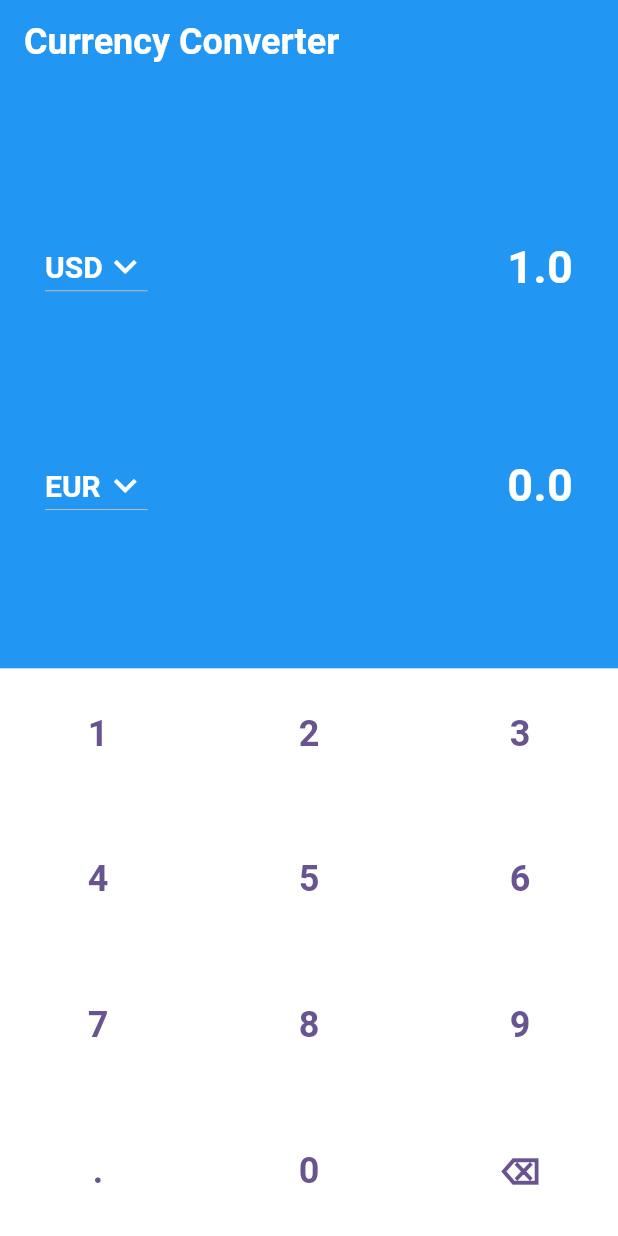
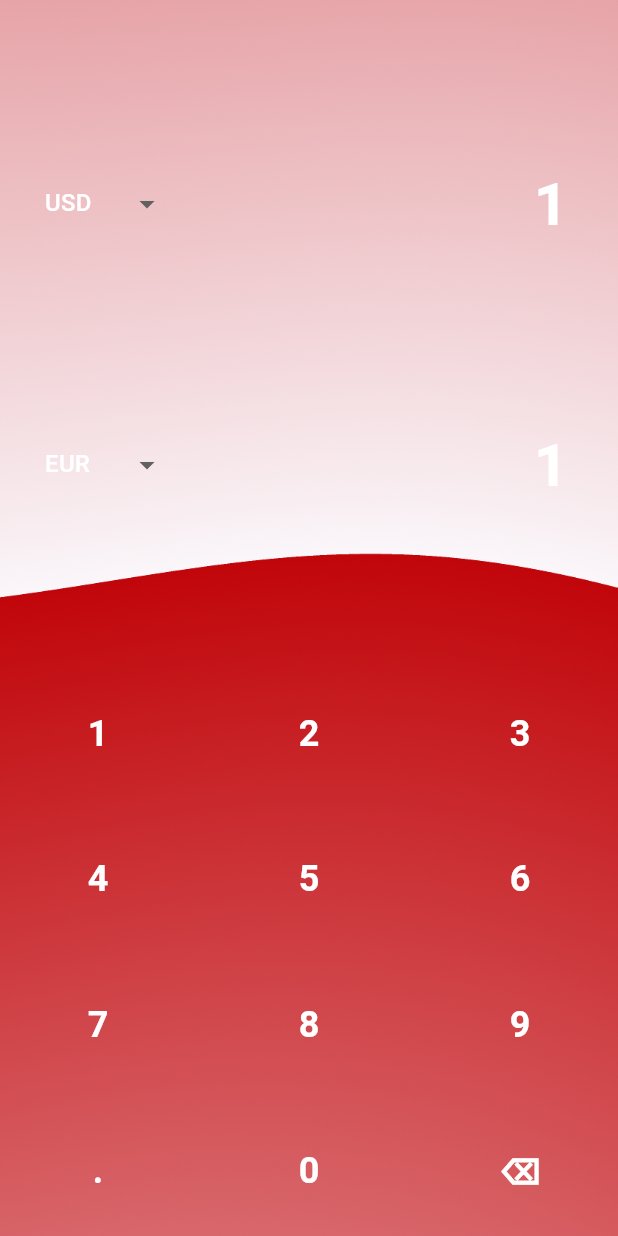
Before and after one commit to saedkhaled/currency_converter, a Flutter app: the ConverterPage screen opened directly, on a phone screen of 412 x 824 dp. Run offline on Flutter 3.47's test engine with Material 2 defaults, Android fonts, the phone set to English and light mode, and no system bars; drawn by our look-alikes of dropdown_button2; our stand-ins replace equatable, flutter_dotenv, get, get_it; network calls fail.

Commit message:
Fix styling and add background.

```diff
--- a/lib/modules/currency_converter/converter_controller.dart
+++ b/lib/modules/currency_converter/converter_controller.dart
@@ -1,19 +1,15 @@
 import 'package:currency_converter/modules/currency_converter/converter_service.dart';
+import 'package:flutter/material.dart';
 import 'package:get/get.dart';
 
 /// A Controller for the currency converter module.
 class ConverterController {
-  /// a responsive variable to hold the amount to convert
-  var amount = '1.0'.obs;
 
   /// a responsive variable to hold the currency to convert from
   var fromCurrency = 'USD'.obs;
 
   /// a responsive variable to hold the currency to convert to
   var toCurrency = 'EUR'.obs;
-
-  /// a responsive variable to hold the result of the conversion
-  var result = 0.0.obs;
 
   /// a responsive variable to hold the list of supported currencies
   var supportedCurrencies = <String>['USD', 'EUR'].obs;
@@ -26,6 +22,10 @@ class ConverterController {
 
   /// a responsive variable to hold the loading state
   var isLoading = false.obs;
+
+  TextEditingController valueController = TextEditingController(text: '1');
+
+  TextEditingController resultController = TextEditingController(text: '1');
 
   /// a constructor to initialize the supported currencies and conversion rates
   ConverterController() {
@@ -79,26 +79,26 @@ class ConverterController {
   /// and updates the [result] variable
   convert() {
     final rate = conversionRates.value[toCurrency.value];
-    final amountDouble = double.tryParse(amount.value);
+    final amountDouble = double.tryParse(valueController.text);
     if (rate != null && amountDouble != null) {
-      result.value = (amountDouble * rate).toPrecision(4);
+      resultController.text = (amountDouble * rate).toPrecision(4).toString();
     } else {
-      result.value = 0.0;
+      resultController.text = 0.0.toString();
     }
   }
 
   /// handles the key press events from the keyboard and updates the [amount] variable
   onKeyPressed(value) {
     if (value == '⌫') {
-      if (amount.value.isNotEmpty) {
-        amount.value = amount.value.substring(0, amount.value.length - 1);
+      if (valueController.text.isNotEmpty) {
+        valueController.text = valueController.text.substring(0, valueController.text.length - 1);
       }
     } else if (value == '.') {
-      if (!amount.value.contains('.')) {
-        amount.value += value;
+      if (!valueController.text.contains('.')) {
+        valueController.text += value;
       }
     } else {
-      amount.value += value;
+      valueController.text += value;
     }
     convert();
   }
--- a/lib/modules/currency_converter/converter_page.dart
+++ b/lib/modules/currency_converter/converter_page.dart
@@ -31,16 +31,15 @@ class _ConverterPageState extends State<ConverterPage> {
 
   @override
   Widget build(BuildContext context) {
-    return Scaffold(
-      backgroundColor: Colors.blue,
-      appBar: AppBar(
-        backgroundColor: Colors.blue,
-        title: const Text(
-          'Currency Converter',
-          style: TextStyle(
-              fontSize: 24, color: Colors.white, fontWeight: FontWeight.bold),
+    return Container(
+      decoration: const BoxDecoration(
+        image: DecorationImage(
+          fit: BoxFit.cover,
+          image: AssetImage('assets/images/bg.png'),
         ),
       ),
+      child: Scaffold(
+        backgroundColor: Colors.transparent,
         body: Column(
           children: <Widget>[
             Expanded(
@@ -62,7 +61,7 @@ class _ConverterPageState extends State<ConverterPage> {
                               selectedCurrency: _controller.fromCurrency.value,
                               onCurrencyChanged:
                                   _controller.onFromCurrencyChanged,
-                            amount: _controller.amount.value.toString(),
+                              controller: _controller.valueController,
                             ),
                           ),
                           Obx(
@@ -71,7 +70,7 @@ class _ConverterPageState extends State<ConverterPage> {
                               currencies: _controller.supportedCurrencies.value,
                               selectedCurrency: _controller.toCurrency.value,
                               onCurrencyChanged: _controller.onToCurrencyChanged,
-                            amount: _controller.result.value.toString(),
+                              controller: _controller.resultController,
                             ),
                           ),
                         ],
@@ -84,6 +83,7 @@ class _ConverterPageState extends State<ConverterPage> {
             NumPad(onKeyPressed: (value) => _controller.onKeyPressed(value)),
           ],
         ),
+      ),
     );
   }
 }
--- a/lib/my_app.dart
+++ b/lib/my_app.dart
@@ -1,4 +1,5 @@
 import 'package:flutter/material.dart';
+
 import 'ui/home_page.dart';
 
 class MyApp extends StatelessWidget {
@@ -12,7 +13,7 @@ class MyApp extends StatelessWidget {
         colorScheme: ColorScheme.fromSeed(seedColor: Colors.deepPurple),
         useMaterial3: true,
       ),
-      home: const MyHomePage(title: 'Flutter Demo Home Page'),
+      home: const MyHomePage(),
     );
   }
 }
--- a/lib/ui/home_page.dart
+++ b/lib/ui/home_page.dart
@@ -1,23 +1,21 @@
 import 'package:flutter/material.dart';
+
 import '../modules/currency_converter/converter_page.dart';
 
 class MyHomePage extends StatefulWidget {
-  const MyHomePage({super.key, required this.title});
-
-  final String title;
+  const MyHomePage({super.key});
 
   @override
   State<MyHomePage> createState() => _MyHomePageState();
 }
 
 class _MyHomePageState extends State<MyHomePage> {
-
   @override
   Widget build(BuildContext context) {
     return Scaffold(
-      backgroundColor: Colors.blue,
+      backgroundColor: Colors.red.shade800,
       appBar: AppBar(
-        backgroundColor: Colors.blue,
+        backgroundColor: Colors.red.shade800,
         title: const Text(
           'Currency Converter',
           style: TextStyle(
@@ -28,11 +26,17 @@ class _MyHomePageState extends State<MyHomePage> {
         child: Column(
           mainAxisAlignment: MainAxisAlignment.center,
           children: <Widget>[
+            const Icon(
+              Icons.currency_exchange_rounded,
+              size: 200,
+              color: Colors.white,
+            ),
+            const SizedBox(height: 80),
             TextButton(
               onPressed: () => Navigator.of(context).pushReplacement(
                   MaterialPageRoute(builder: (ctx) => const ConverterPage())),
               child: const Text(
-                'Start',
+                'Change',
                 style: TextStyle(fontSize: 50, color: Colors.white),
               ),
             ),
--- a/lib/ui/widgets/currency_dropdown.dart
+++ b/lib/ui/widgets/currency_dropdown.dart
@@ -1,11 +1,13 @@
+import 'package:dropdown_button2/dropdown_button2.dart';
 import 'package:flutter/material.dart';
 
 class CurrencyDropdown extends StatelessWidget {
   final List<String> currencies;
   final String selectedCurrency;
   final Function(String?) onCurrencyChanged;
+  final TextEditingController textEditingController = TextEditingController();
 
-  const CurrencyDropdown({
+  CurrencyDropdown({
     Key? key,
     required this.currencies,
     required this.selectedCurrency,
@@ -14,29 +16,88 @@ class CurrencyDropdown extends StatelessWidget {
 
   @override
   Widget build(BuildContext context) {
-    return DropdownButton<String>(
-      icon: const Icon(
-        Icons.keyboard_arrow_down,
-        size: 30,
+    return DropdownButtonHideUnderline(
+      child: DropdownButton2<String>(
+        isExpanded: true,
+        hint: const Text(
+          'Select Item',
+          style: TextStyle(
+            fontSize: 14,
             color: Colors.white,
           ),
-      dropdownColor: Colors.red,
+        ),
+        items: currencies
+            .map(
+              (item) => DropdownMenuItem(
+                value: item,
+                child: Text(
+                  item,
                   style: const TextStyle(
-        fontSize: 20,
-        fontWeight: FontWeight.bold,
+                    fontSize: 16,
                     color: Colors.white,
                   ),
-
-      items: currencies.map((String dropDownStringItem) {
-        return DropdownMenuItem<String>(
-          value: dropDownStringItem,
-          child: Row(
-            children: [Text(dropDownStringItem)],
                 ),
-        );
-      }).toList(),
+              ),
+            )
+            .toList(),
+        value: selectedCurrency,
         onChanged: (value) => onCurrencyChanged(value),
-      value: selectedCurrency,
+        buttonStyleData:  const ButtonStyleData(
+          height: 40,
+          width: 80,
+        ),
+        dropdownStyleData: DropdownStyleData(
+          maxHeight: 400,
+          width: 200,
+          decoration: BoxDecoration(
+            borderRadius: const BorderRadius.all(Radius.circular(8)),
+            color: Colors.red.shade800,
+          ),
+        ),
+        menuItemStyleData: const MenuItemStyleData(
+          height: 30,
+        ),
+        dropdownSearchData: DropdownSearchData(
+          searchController: textEditingController,
+          searchInnerWidgetHeight: 50,
+          searchInnerWidget: Container(
+            height: 50,
+            padding: const EdgeInsets.only(
+              top: 8,
+              bottom: 4,
+              right: 8,
+              left: 8,
+            ),
+            child: TextFormField(
+              expands: true,
+              maxLines: null,
+              controller: textEditingController,
+              style: const TextStyle(
+                fontSize: 14,
+                color: Colors.white,
+              ),
+              decoration: InputDecoration(
+                isDense: true,
+                contentPadding: const EdgeInsets.symmetric(
+                  horizontal: 10,
+                  vertical: 8,
+                ),
+                hintText: 'Search',
+                hintStyle: const TextStyle(fontSize: 14, color: Colors.white),
+                border: OutlineInputBorder(
+                  borderRadius: BorderRadius.circular(8),
+                ),
+              ),
+            ),
+          ),
+        ),
+        //This to clear the search value when you close the menu
+        onMenuStateChange: (isOpen) {
+          if (!isOpen) {
+            textEditingController.clear();
+          }
+        },
+      ),
     );
   }
 }
--- a/lib/ui/widgets/currency_row.dart
+++ b/lib/ui/widgets/currency_row.dart
@@ -7,16 +7,16 @@ class CurrencyRow extends StatelessWidget {
   final List<String> currencies;
   final String selectedCurrency;
   final Function(String?) onCurrencyChanged;
-  final String amount;
   final bool isLoading;
+  final TextEditingController controller;
 
   const CurrencyRow({
     Key? key,
     required this.currencies,
     required this.selectedCurrency,
     required this.onCurrencyChanged,
-    required this.amount,
     required this.isLoading,
+    required this.controller,
   }) : super(key: key);
 
   @override
@@ -40,12 +40,27 @@ class CurrencyRow extends StatelessWidget {
                   selectedCurrency: selectedCurrency,
                   onCurrencyChanged: onCurrencyChanged,
                 ),
-                Text(
-                  amount,
-                  style: const TextStyle(
-                    fontSize: 30,
-                    fontWeight: FontWeight.bold,
-                    color: Colors.white,
+                Expanded(
+                  child: TextField(
+                    controller: controller,
+                    textAlign: TextAlign.end,
+                    onChanged: (value) => onCurrencyChanged(value),
+                    style: const TextStyle(
+                      fontSize: 40,
+                      fontWeight: FontWeight.bold,
+                      color: Colors.white,
+                    ),
+                    decoration: const InputDecoration(
+                      hintText: '0',
+                      hintStyle: TextStyle(
+                        fontSize: 40,
+                        fontWeight: FontWeight.bold,
+                        color: Colors.white,
+                      ),
+                      enabledBorder: InputBorder.none,
+                      focusedBorder: InputBorder.none,
+                    ),
+                    keyboardType: TextInputType.number,
                   ),
                 ),
               ],
--- a/lib/ui/widgets/num_pad.dart
+++ b/lib/ui/widgets/num_pad.dart
@@ -7,9 +7,7 @@ class NumPad extends StatelessWidget {
 
   @override
   Widget build(BuildContext context) {
-    return ColoredBox(
-      color: Colors.white,
-      child: GridView.builder(
+    return GridView.builder(
       gridDelegate: const SliverGridDelegateWithFixedCrossAxisCount(
         crossAxisCount: 3,
         childAspectRatio: 1.5,
@@ -33,11 +31,11 @@ class NumPad extends StatelessWidget {
             style: const TextStyle(
               fontSize: 24,
               fontWeight: FontWeight.bold,
+              color: Colors.white,
             ),
           ),
         );
       },
-      ),
     );
   }
 }
--- a/pubspec.yaml
+++ b/pubspec.yaml
@@ -40,6 +40,7 @@ dependencies:
   get: ^4.6.5
   flutter_dotenv: ^5.1.0
   equatable: ^2.0.5
+  dropdown_button2: ^2.3.4
 
 dev_dependencies:
   flutter_test:
@@ -66,6 +67,7 @@ flutter:
   # To add assets to your application, add an assets section, like this:
   assets:
     - .env
+    - assets/images/
   #   - images/a_dot_burr.jpeg
   #   - images/a_dot_ham.jpeg
 
```
Also changed, not shown: assets/images/bg.png (added), pubspec.lock. Lines whose indentation alone changed are shown as unchanged.
